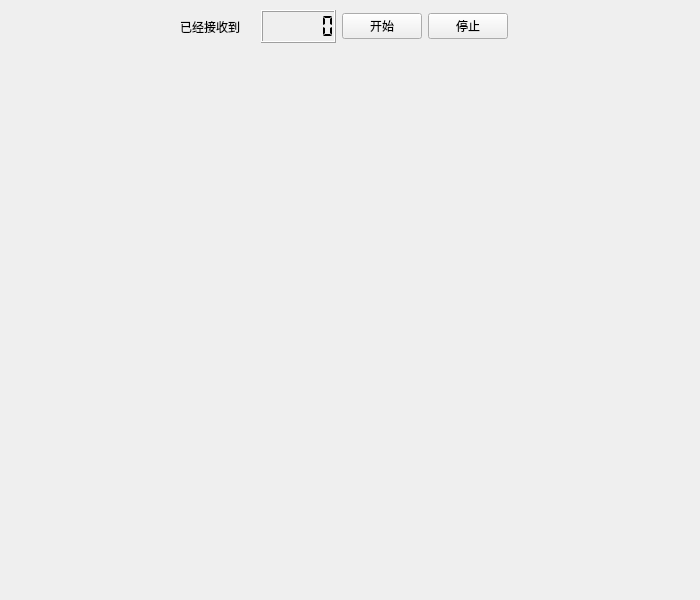
Old version of the form functionwidget.ui in the repository Percivalll/ble-sniffer.
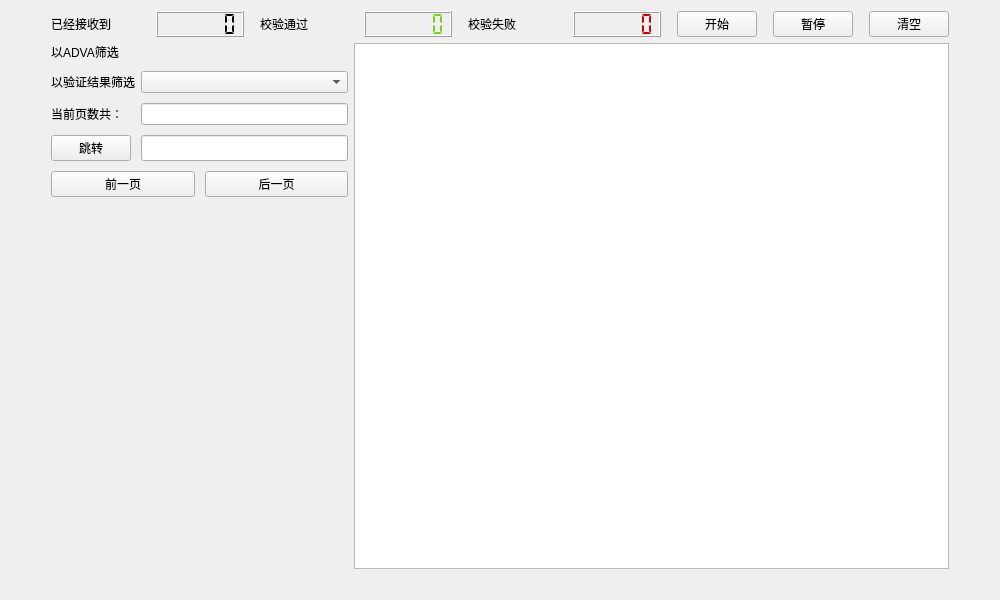
New version of the form.

```diff
--- a/functionwidget.ui
+++ b/functionwidget.ui
@@ -6,22 +6,74 @@
    <rect>
     <x>0</x>
     <y>0</y>
-    <width>700</width>
+    <width>1000</width>
     <height>600</height>
    </rect>
   </property>
   <property name="windowTitle">
    <string>Form</string>
   </property>
-  <widget class="QWidget" name="layoutWidget">
-   <property name="geometry">
-    <rect>
-     <x>180</x>
-     <y>10</y>
-     <width>328</width>
-     <height>33</height>
-    </rect>
-   </property>
+  <layout class="QGridLayout" name="gridLayout" columnstretch="0,1,2,0">
+   <item row="1" column="2">
+    <widget class="QTableView" name="mTableView">
+     <property name="sizePolicy">
+      <sizepolicy hsizetype="Expanding" vsizetype="Expanding">
+       <horstretch>0</horstretch>
+       <verstretch>0</verstretch>
+      </sizepolicy>
+     </property>
+     <property name="minimumSize">
+      <size>
+       <width>0</width>
+       <height>0</height>
+      </size>
+     </property>
+     <attribute name="horizontalHeaderMinimumSectionSize">
+      <number>0</number>
+     </attribute>
+     <attribute name="verticalHeaderVisible">
+      <bool>false</bool>
+     </attribute>
+     <attribute name="verticalHeaderMinimumSectionSize">
+      <number>0</number>
+     </attribute>
+     <attribute name="verticalHeaderDefaultSectionSize">
+      <number>30</number>
+     </attribute>
+    </widget>
+   </item>
+   <item row="2" column="0">
+    <spacer name="horizontalSpacer">
+     <property name="orientation">
+      <enum>Qt::Horizontal</enum>
+     </property>
+     <property name="sizeHint" stdset="0">
+      <size>
+       <width>40</width>
+       <height>20</height>
+      </size>
+     </property>
+    </spacer>
+   </item>
+   <item row="2" column="3">
+    <spacer name="horizontalSpacer_2">
+     <property name="orientation">
+      <enum>Qt::Horizontal</enum>
+     </property>
+     <property name="sizeHint" stdset="0">
+      <size>
+       <width>40</width>
+       <height>20</height>
+      </size>
+     </property>
+    </spacer>
+   </item>
+   <item row="0" column="1" colspan="2">
+    <layout class="QHBoxLayout" name="horizontalLayout_6">
+     <property name="spacing">
+      <number>16</number>
+     </property>
+     <item>
    <layout class="QHBoxLayout" name="horizontalLayout">
     <item>
      <widget class="QLabel" name="label">
@@ -49,22 +101,217 @@
       </property>
      </widget>
     </item>
+      </layout>
+     </item>
     <item>
-     <widget class="QPushButton" name="pushButton">
+      <layout class="QHBoxLayout" name="horizontalLayout_2">
+       <item>
+        <widget class="QLabel" name="mPassedLabel">
+         <property name="text">
+          <string>校验通过</string>
+         </property>
+        </widget>
+       </item>
+       <item>
+        <widget class="QLCDNumber" name="mPassedLcdNumber">
+         <property name="styleSheet">
+          <string notr="true">color: rgb(115, 210, 22);</string>
+         </property>
+         <property name="digitCount">
+          <number>6</number>
+         </property>
+         <property name="segmentStyle">
+          <enum>QLCDNumber::Flat</enum>
+         </property>
+         <property name="value" stdset="0">
+          <double>0.000000000000000</double>
+         </property>
+         <property name="intValue" stdset="0">
+          <number>0</number>
+         </property>
+        </widget>
+       </item>
+      </layout>
+     </item>
+     <item>
+      <layout class="QHBoxLayout" name="horizontalLayout_3">
+       <item>
+        <widget class="QLabel" name="mFailedLabel">
+         <property name="text">
+          <string>校验失败</string>
+         </property>
+        </widget>
+       </item>
+       <item>
+        <widget class="QLCDNumber" name="mFailedLcdNumber">
+         <property name="styleSheet">
+          <string notr="true">color: rgb(204, 0, 0);</string>
+         </property>
+         <property name="digitCount">
+          <number>6</number>
+         </property>
+         <property name="segmentStyle">
+          <enum>QLCDNumber::Flat</enum>
+         </property>
+         <property name="value" stdset="0">
+          <double>0.000000000000000</double>
+         </property>
+         <property name="intValue" stdset="0">
+          <number>0</number>
+         </property>
+        </widget>
+       </item>
+      </layout>
+     </item>
+     <item>
+      <layout class="QHBoxLayout" name="horizontalLayout_5">
+       <item>
+        <widget class="QPushButton" name="mStartPushButton">
       <property name="text">
        <string>开始</string>
       </property>
      </widget>
     </item>
     <item>
-     <widget class="QPushButton" name="pushButton_2">
+        <widget class="QPushButton" name="mPausePushButton">
       <property name="text">
-       <string>停止</string>
+          <string>暂停</string>
       </property>
      </widget>
     </item>
-   </layout>
-  </widget>
+       <item>
+        <widget class="QPushButton" name="mClearPushButton">
+         <property name="text">
+          <string>清空</string>
+         </property>
+        </widget>
+       </item>
+      </layout>
+     </item>
+    </layout>
+   </item>
+   <item row="1" column="1">
+    <layout class="QFormLayout" name="formLayout">
+     <property name="horizontalSpacing">
+      <number>6</number>
+     </property>
+     <property name="verticalSpacing">
+      <number>10</number>
+     </property>
+     <item row="0" column="0">
+      <widget class="QLabel" name="mAdvaLabel">
+       <property name="text">
+        <string>以ADVA筛选</string>
+       </property>
+      </widget>
+     </item>
+     <item row="2" column="0">
+      <widget class="QLabel" name="mStatusLabel">
+       <property name="text">
+        <string>以验证结果筛选</string>
+       </property>
+      </widget>
+     </item>
+     <item row="2" column="1">
+      <widget class="QComboBox" name="mStatusComboBox"/>
+     </item>
+     <item row="3" column="0">
+      <widget class="QLabel" name="mPagesLabel">
+       <property name="text">
+        <string>当前页数共：</string>
+       </property>
+      </widget>
+     </item>
+     <item row="3" column="1">
+      <widget class="QLineEdit" name="mPagesCurrentLineEdit">
+       <property name="sizePolicy">
+        <sizepolicy hsizetype="Expanding" vsizetype="Preferred">
+         <horstretch>0</horstretch>
+         <verstretch>0</verstretch>
+        </sizepolicy>
+       </property>
+       <property name="readOnly">
+        <bool>true</bool>
+       </property>
+      </widget>
+     </item>
+     <item row="5" column="0" colspan="2">
+      <layout class="QHBoxLayout" name="horizontalLayout_4">
+       <property name="spacing">
+        <number>10</number>
+       </property>
+       <item>
+        <widget class="QPushButton" name="mPagesFrontPushButton">
+         <property name="sizePolicy">
+          <sizepolicy hsizetype="Preferred" vsizetype="Fixed">
+           <horstretch>0</horstretch>
+           <verstretch>0</verstretch>
+          </sizepolicy>
+         </property>
+         <property name="minimumSize">
+          <size>
+           <width>0</width>
+           <height>0</height>
+          </size>
+         </property>
+         <property name="sizeIncrement">
+          <size>
+           <width>0</width>
+           <height>0</height>
+          </size>
+         </property>
+         <property name="baseSize">
+          <size>
+           <width>0</width>
+           <height>0</height>
+          </size>
+         </property>
+         <property name="text">
+          <string>前一页</string>
+         </property>
+        </widget>
+       </item>
+       <item>
+        <widget class="QPushButton" name="mPagesNextPushButton">
+         <property name="sizePolicy">
+          <sizepolicy hsizetype="Preferred" vsizetype="Fixed">
+           <horstretch>0</horstretch>
+           <verstretch>0</verstretch>
+          </sizepolicy>
+         </property>
+         <property name="text">
+          <string>后一页</string>
+         </property>
+        </widget>
+       </item>
+      </layout>
+     </item>
+     <item row="4" column="0">
+      <widget class="QPushButton" name="mPagesJumpPushButton">
+       <property name="sizePolicy">
+        <sizepolicy hsizetype="Preferred" vsizetype="Fixed">
+         <horstretch>0</horstretch>
+         <verstretch>0</verstretch>
+        </sizepolicy>
+       </property>
+       <property name="text">
+        <string>跳转</string>
+       </property>
+      </widget>
+     </item>
+     <item row="4" column="1">
+      <widget class="QLineEdit" name="mPagesJumpLineEdit">
+       <property name="sizePolicy">
+        <sizepolicy hsizetype="Preferred" vsizetype="Preferred">
+         <horstretch>0</horstretch>
+         <verstretch>0</verstretch>
+        </sizepolicy>
+       </property>
+      </widget>
+     </item>
+    </layout>
+   </item>
+  </layout>
  </widget>
  <resources/>
  <connections/>
```
Left out of the diff: 4 changed lines with no effect on the pictures. Lines whose indentation alone changed are shown as unchanged.
